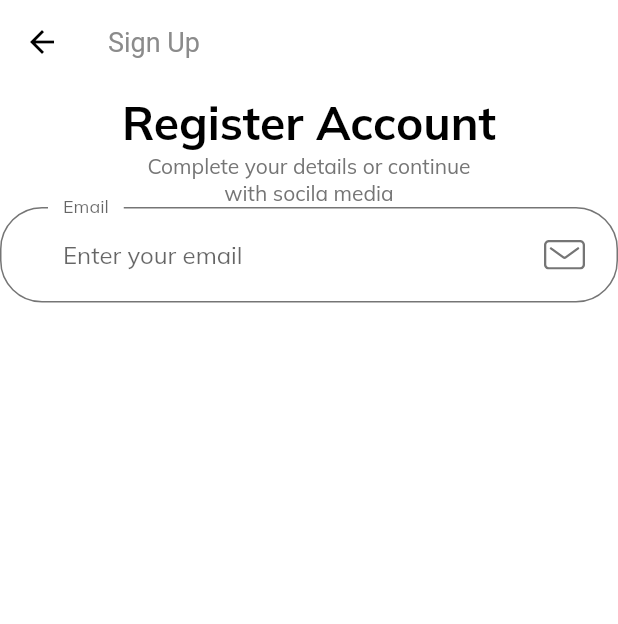
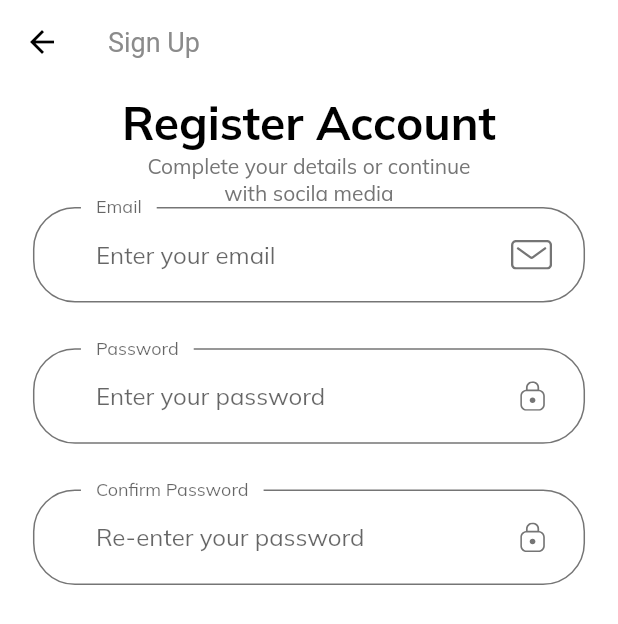
Before and after one commit to IshtiaqAhmadRion/shop_app, a Flutter app: the SignUpScreen screen opened by its route, on a phone screen of 412 x 824 dp. Shown: the top 624 px of the screen. Run offline on Flutter 3.47's test engine with Material 2 defaults, Android fonts, the phone set to English and light mode, and no system bars; our stand-ins replace flutter_svg.

Commit message:
Update body.dart

```diff
--- a/lib/screens/sign_up/components/body.dart
+++ b/lib/screens/sign_up/components/body.dart
@@ -1,6 +1,7 @@
 import 'package:flutter/material.dart';
 import 'package:shop_app/components/custom_surffix_icon.dart';
 import 'package:shop_app/constants.dart';
+import 'package:shop_app/size_config.dart';
 
 class Body extends StatelessWidget {
   const Body({Key? key}) : super(key: key);
@@ -9,6 +10,9 @@ class Body extends StatelessWidget {
   Widget build(BuildContext context) {
     return SizedBox(
       width: double.infinity,
+      child: Padding(
+        padding:
+            EdgeInsets.symmetric(horizontal: getProportionateScreenWidth(20)),
         child: Column(
           children: [
             Text(
@@ -21,6 +25,7 @@ class Body extends StatelessWidget {
             ),
             SignUpForm(),
           ],
+        ),
       ),
     );
   }
@@ -39,7 +44,6 @@ class _SignUpFormState extends State<SignUpForm> {
   String password = "";
   String confirm_password = "";
   final List<String> errors = [];
-
 
   void addError({required String error}) {
     if (!errors.contains(error)) {
@@ -62,7 +66,77 @@ class _SignUpFormState extends State<SignUpForm> {
     return Form(
       child: Column(
         children: [
+          buildEmailFormField(),
+          SizedBox(
+            height: getProportionateScreenHeight(30),
+          ),
+          buildPasswordFormField(),
+          SizedBox(
+            height: getProportionateScreenHeight(30),
+          ),
           TextFormField(
+            obscureText: true,
+            onSaved: (newValue) => confirm_password = newValue!,
+            onChanged: (value) {
+              if (value.isNotEmpty) {
+                removeError(error: kPessNullError);
+              } else if (value.length >= 8) {
+                removeError(error: kShortPassError);
+              }
+              return null;
+            },
+            validator: (value) {
+              if (value!.isEmpty) {
+                addError(error: kPessNullError);
+                return "";
+              } else if (value.length < 8) {
+                removeError(error: kShortPassError);
+                return "";
+              }
+              return null;
+            },
+            keyboardType: TextInputType.emailAddress,
+            decoration: InputDecoration(
+              labelText: "Confirm Password",
+              hintText: "Re-enter your password",
+              floatingLabelBehavior: FloatingLabelBehavior.always,
+              suffixIcon: CustomSurffixIcon(
+                svgIcon: 'assets/icons/Lock.svg',
+              ),
+            ),
+          ),
+        ],
+      ),
+    );
+  }
+
+  TextFormField buildPasswordFormField() {
+    return TextFormField(
+      obscureText: true,
+      onSaved: (newValue) => password = newValue!,
+      onChanged: (value) {
+        if (value.isNotEmpty ) {
+          removeError(error: kPessNullError);
+        } else if (value.length >= 8 ) {
+          removeError(error: kShortPassError);
+        return null;
+        }
+        return null;
+      },
+      keyboardType: TextInputType.emailAddress,
+      decoration: InputDecoration(
+        labelText: "Password",
+        hintText: "Enter your password",
+        floatingLabelBehavior: FloatingLabelBehavior.always,
+        suffixIcon: CustomSurffixIcon(
+          svgIcon: 'assets/icons/Lock.svg',
+        ),
+      ),
+    );
+  }
+
+  TextFormField buildEmailFormField() {
+    return TextFormField(
       keyboardType: TextInputType.emailAddress,
       onSaved: (newValue) => email = newValue!,
       onChanged: (value) {
@@ -101,9 +175,6 @@ class _SignUpFormState extends State<SignUpForm> {
           svgIcon: 'assets/icons/Mail.svg',
         ),
       ),
-    ),
-
-        ],
-      ),);
+    );
   }
 }
```
Lines whose indentation alone changed are shown as unchanged.
